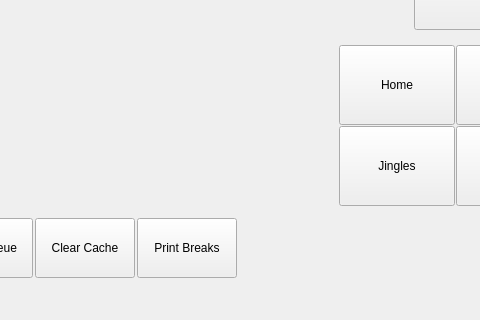
This is rave/OATS/mainwindow.ui in pgathogo/raven as Qt 5 draws it before an edit; both pictures show x 391 to 871 and y 363 to 683 of the 1097 by 683 pixel window. The edited form follows.
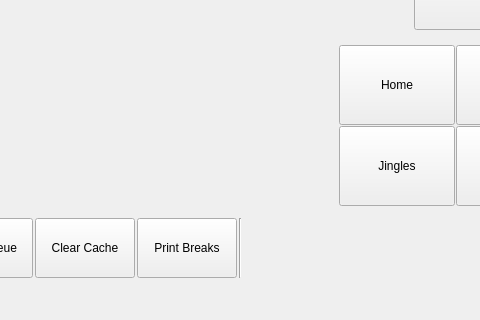
This is the edited form.

Commit message:
Audio: Add Volume Meter class
This patch adds the first version of Volume Meter class showing
the levels of playing audio.

What changed in the file:
```diff
--- a/rave/OATS/mainwindow.ui
+++ b/rave/OATS/mainwindow.ui
@@ -660,6 +660,16 @@
            </property>
           </widget>
          </item>
+         <item>
+          <widget class="Line" name="line">
+           <property name="orientation">
+            <enum>Qt::Vertical</enum>
+           </property>
+          </widget>
+         </item>
+         <item>
+          <layout class="QHBoxLayout" name="hlAudioMeter"/>
+         </item>
          <item>
           <spacer name="horizontalSpacer">
            <property name="orientation">
```
Left out of the diff: 17 changed lines with no effect on the pictures. The commit also changes 37 other files.
